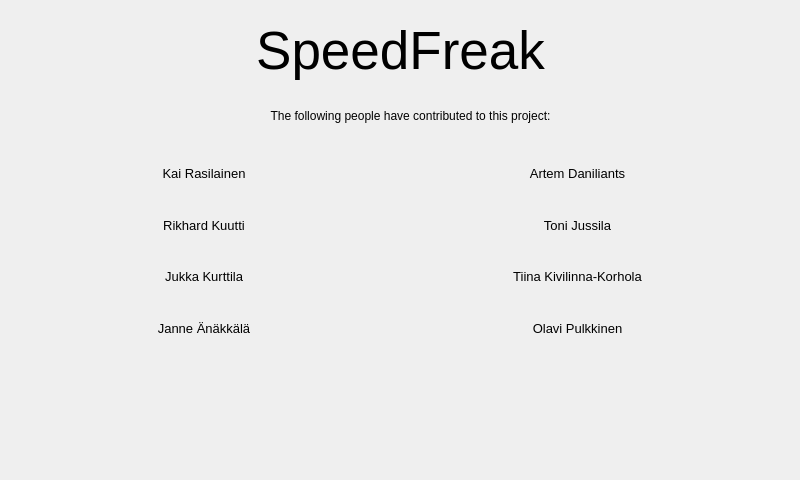
This is Client/creditsdialog.ui in ArtemD/SpeedFreak as Qt 5 draws it before an edit. The edited form follows.
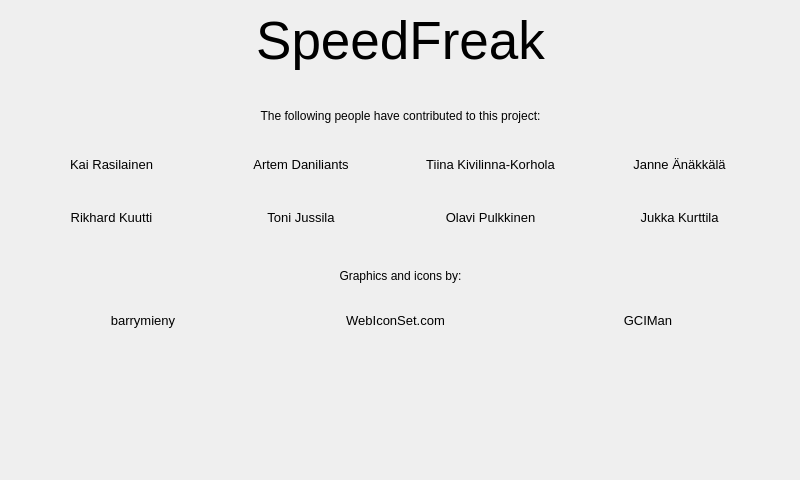
This is the edited form.

Commit message: Added credits for graphics and icons

Patch:
```diff
--- a/Client/creditsdialog.ui
+++ b/Client/creditsdialog.ui
@@ -17,7 +17,7 @@
    <property name="geometry">
     <rect>
      <x>20</x>
-     <y>20</y>
+     <y>10</y>
      <width>761</width>
      <height>61</height>
     </rect>
@@ -37,7 +37,7 @@
   <widget class="QLabel" name="label_10">
    <property name="geometry">
     <rect>
-     <x>80</x>
+     <x>70</x>
      <y>90</y>
      <width>661</width>
      <height>51</height>
@@ -50,13 +50,29 @@
     <set>Qt::AlignCenter</set>
    </property>
   </widget>
-  <widget class="QWidget" name="layoutWidget">
+  <widget class="QLabel" name="label_11">
+   <property name="geometry">
+    <rect>
+     <x>70</x>
+     <y>250</y>
+     <width>661</width>
+     <height>51</height>
+    </rect>
+   </property>
+   <property name="text">
+    <string>Graphics and icons by:</string>
+   </property>
+   <property name="alignment">
+    <set>Qt::AlignCenter</set>
+   </property>
+  </widget>
+  <widget class="QWidget" name="">
    <property name="geometry">
     <rect>
      <x>20</x>
-     <y>150</y>
-     <width>741</width>
-     <height>201</height>
+     <y>140</y>
+     <width>751</width>
+     <height>101</height>
     </rect>
    </property>
    <layout class="QGridLayout" name="gridLayout">
@@ -90,6 +106,36 @@
       </property>
      </widget>
     </item>
+    <item row="0" column="2">
+     <widget class="QLabel" name="label_8">
+      <property name="font">
+       <font>
+        <pointsize>10</pointsize>
+       </font>
+      </property>
+      <property name="text">
+       <string>Tiina Kivilinna-Korhola</string>
+      </property>
+      <property name="alignment">
+       <set>Qt::AlignCenter</set>
+      </property>
+     </widget>
+    </item>
+    <item row="0" column="3">
+     <widget class="QLabel" name="label_5">
+      <property name="font">
+       <font>
+        <pointsize>10</pointsize>
+       </font>
+      </property>
+      <property name="text">
+       <string>Janne Änäkkälä</string>
+      </property>
+      <property name="alignment">
+       <set>Qt::AlignCenter</set>
+      </property>
+     </widget>
+    </item>
     <item row="1" column="0">
      <widget class="QLabel" name="label_3">
       <property name="font">
@@ -120,52 +166,7 @@
       </property>
      </widget>
     </item>
-    <item row="2" column="0">
-     <widget class="QLabel" name="label_4">
-      <property name="font">
-       <font>
-        <pointsize>10</pointsize>
-       </font>
-      </property>
-      <property name="text">
-       <string>Jukka Kurttila</string>
-      </property>
-      <property name="alignment">
-       <set>Qt::AlignCenter</set>
-      </property>
-     </widget>
-    </item>
-    <item row="2" column="1">
-     <widget class="QLabel" name="label_8">
-      <property name="font">
-       <font>
-        <pointsize>10</pointsize>
-       </font>
-      </property>
-      <property name="text">
-       <string>Tiina Kivilinna-Korhola</string>
-      </property>
-      <property name="alignment">
-       <set>Qt::AlignCenter</set>
-      </property>
-     </widget>
-    </item>
-    <item row="3" column="0">
-     <widget class="QLabel" name="label_5">
-      <property name="font">
-       <font>
-        <pointsize>10</pointsize>
-       </font>
-      </property>
-      <property name="text">
-       <string>Janne Änäkkälä</string>
-      </property>
-      <property name="alignment">
-       <set>Qt::AlignCenter</set>
-      </property>
-     </widget>
-    </item>
-    <item row="3" column="1">
+    <item row="1" column="2">
      <widget class="QLabel" name="label_9">
       <property name="font">
        <font>
@@ -174,6 +175,78 @@
       </property>
       <property name="text">
        <string>Olavi Pulkkinen</string>
+      </property>
+      <property name="alignment">
+       <set>Qt::AlignCenter</set>
+      </property>
+     </widget>
+    </item>
+    <item row="1" column="3">
+     <widget class="QLabel" name="label_4">
+      <property name="font">
+       <font>
+        <pointsize>10</pointsize>
+       </font>
+      </property>
+      <property name="text">
+       <string>Jukka Kurttila</string>
+      </property>
+      <property name="alignment">
+       <set>Qt::AlignCenter</set>
+      </property>
+     </widget>
+    </item>
+   </layout>
+  </widget>
+  <widget class="QWidget" name="">
+   <property name="geometry">
+    <rect>
+     <x>20</x>
+     <y>300</y>
+     <width>751</width>
+     <height>41</height>
+    </rect>
+   </property>
+   <layout class="QGridLayout" name="gridLayout_2">
+    <item row="0" column="0">
+     <widget class="QLabel" name="label_17">
+      <property name="font">
+       <font>
+        <pointsize>10</pointsize>
+       </font>
+      </property>
+      <property name="text">
+       <string>barrymieny</string>
+      </property>
+      <property name="alignment">
+       <set>Qt::AlignCenter</set>
+      </property>
+     </widget>
+    </item>
+    <item row="0" column="1">
+     <widget class="QLabel" name="label_16">
+      <property name="font">
+       <font>
+        <pointsize>10</pointsize>
+       </font>
+      </property>
+      <property name="text">
+       <string>WebIconSet.com</string>
+      </property>
+      <property name="alignment">
+       <set>Qt::AlignCenter</set>
+      </property>
+     </widget>
+    </item>
+    <item row="0" column="2">
+     <widget class="QLabel" name="label_15">
+      <property name="font">
+       <font>
+        <pointsize>10</pointsize>
+       </font>
+      </property>
+      <property name="text">
+       <string>GCIMan</string>
       </property>
       <property name="alignment">
        <set>Qt::AlignCenter</set>
```
The commit also changes 1 other file.
